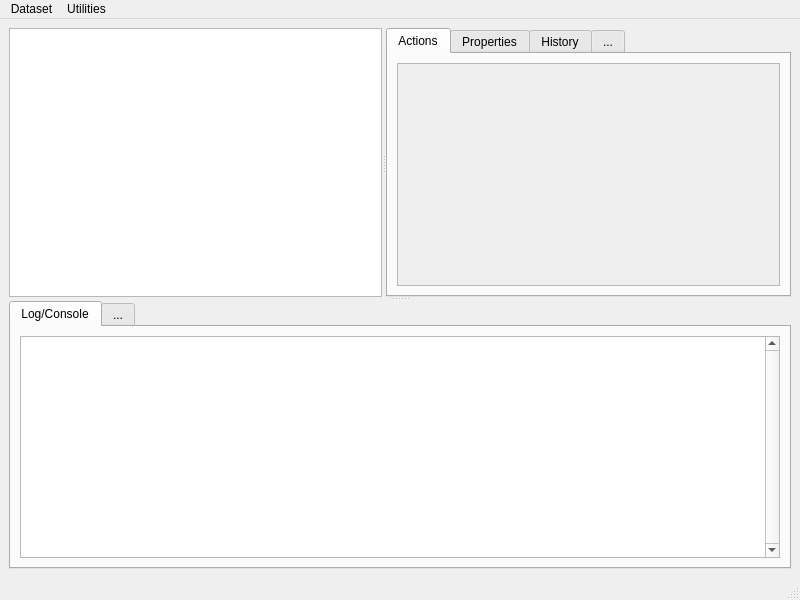
First picture: the form in datalad_gooey/resources/ui/main_window.ui, repository datalad/datalad-gooey, before the edit.
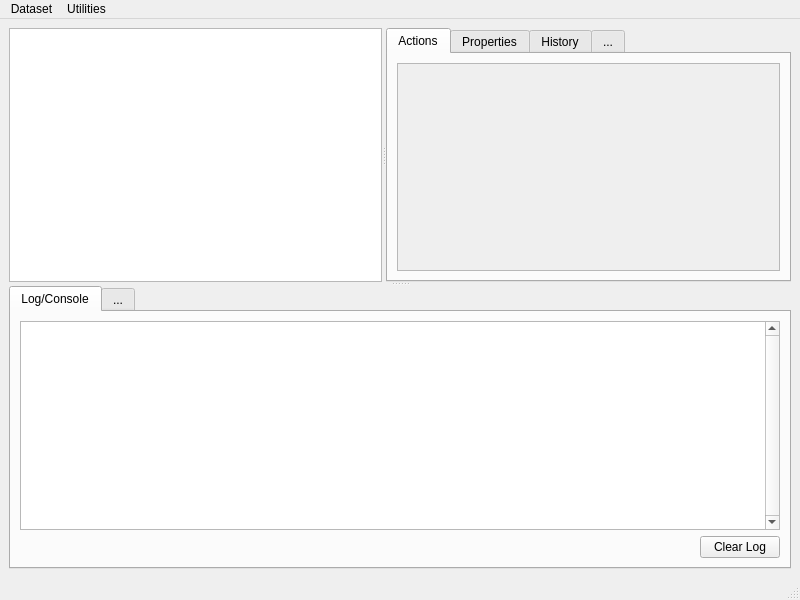
Second picture: the form after the edit.

Commit message: adds a pushbutton to clear the log text

Patch:
```diff
--- a/datalad_gooey/resources/ui/main_window.ui
+++ b/datalad_gooey/resources/ui/main_window.ui
@@ -143,6 +143,13 @@
            </property>
           </widget>
          </item>
+         <item alignment="Qt::AlignRight|Qt::AlignTop">
+          <widget class="QPushButton" name="clearLogPB">
+           <property name="text">
+            <string>Clear Log</string>
+           </property>
+          </widget>
+         </item>
         </layout>
        </widget>
        <widget class="QWidget" name="tab_2">
```
The commit also changes 1 other file.
